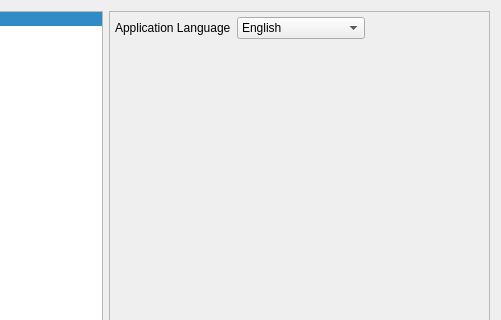
Qt form ui/PreferenceWidget.ui (tizbac/qtlobby) before a commit; both pictures show x 108 to 609 and y 0 to 320 of the 609 by 440 pixel window.
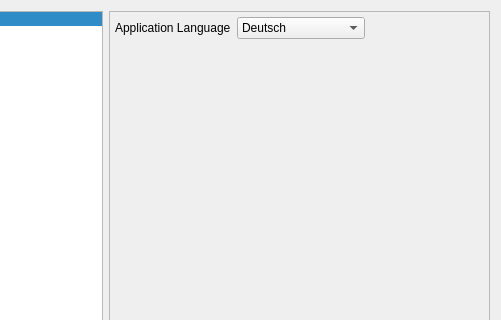
The same form after that commit. Icons and pictures are not drawn.

```diff
--- a/ui/PreferenceWidget.ui
+++ b/ui/PreferenceWidget.ui
@@ -54,7 +54,7 @@
       <number>0</number>
      </property>
      <widget class="QWidget" name="languageWidget">
-      <widget class="QWidget" name="">
+      <widget class="QWidget" name="layoutWidget">
        <property name="geometry">
         <rect>
          <x>5</x>
@@ -76,6 +76,16 @@
         </item>
         <item row="0" column="1">
          <widget class="QComboBox" name="languageComboBox">
+          <item>
+           <property name="text">
+            <string>Deutsch</string>
+           </property>
+           <property name="icon">
+            <iconset>
+             <normalon>:/flags/DE.xpm</normalon>
+            </iconset>
+           </property>
+          </item>
           <item>
            <property name="text">
             <string>English</string>
```
Left out of the diff: 10 changed lines with no effect on the pictures.
